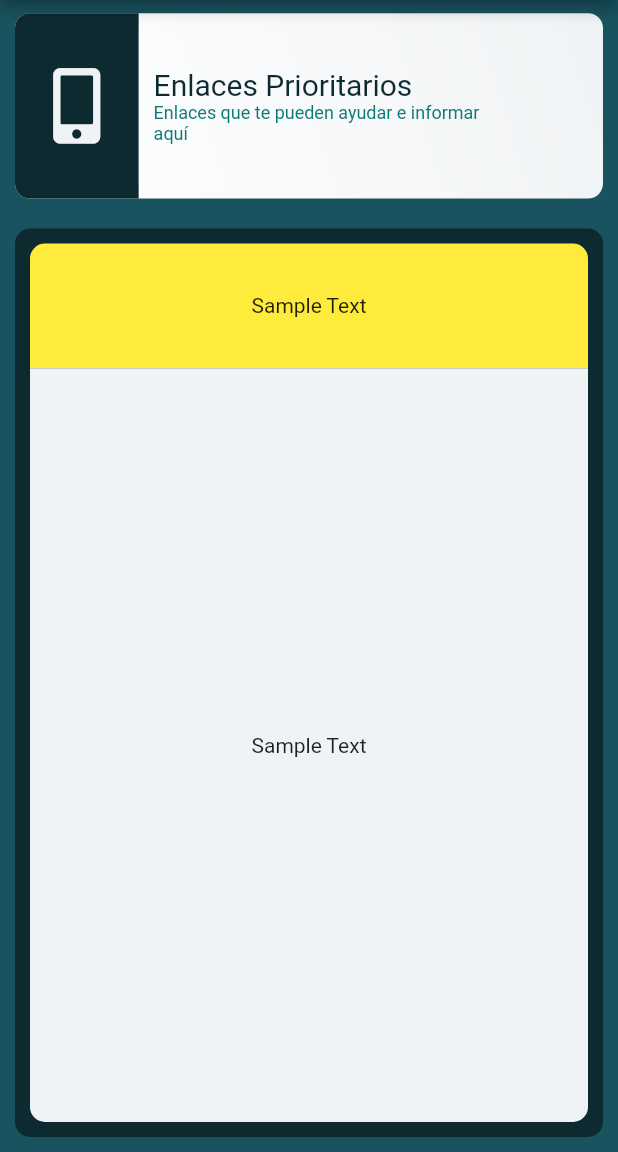
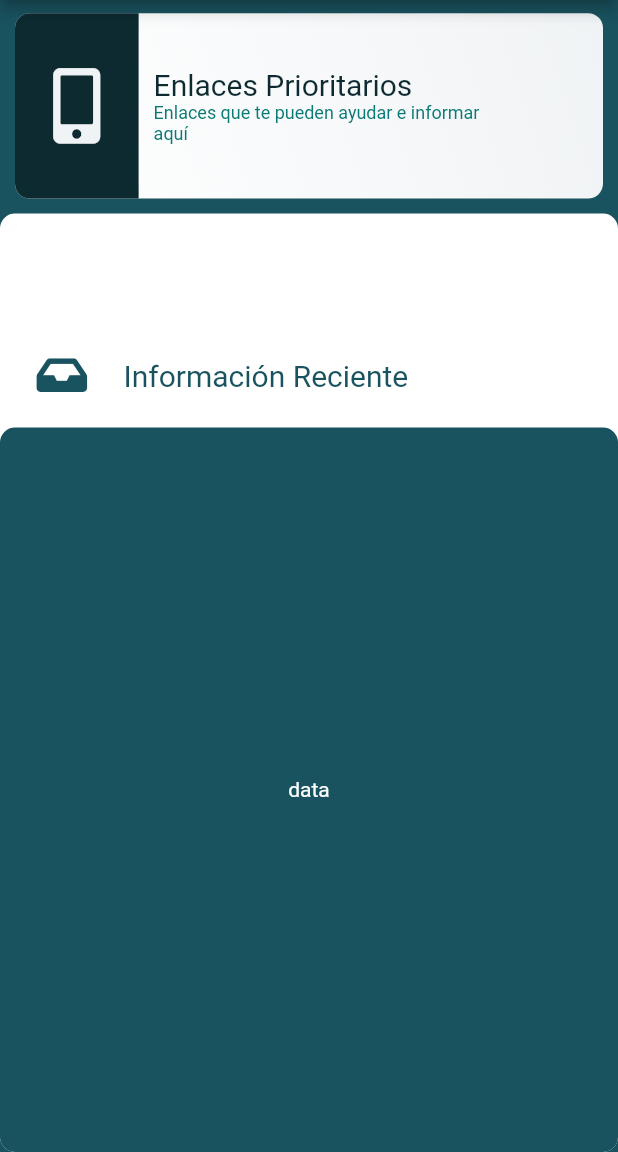
Before and after one commit to daniort/coviapp, a Flutter app: the screen it shows after launch, scrolled down 576 dp, on a phone screen of 412 x 824 dp, the part 84-1236 px from its top. Run offline on Flutter 3.47's test engine with Material 2 defaults, Android fonts, the phone set to English and light mode, and no system bars; our stand-ins replace font_awesome_flutter, google_fonts; missing offline and left inert: twitter_api; network calls fail.

Commit message:
listo body sin contiendio

```diff
--- a/lib/main.dart
+++ b/lib/main.dart
@@ -1,5 +1,8 @@
+import 'dart:convert';
+
 import 'package:flutter/material.dart';
 import 'package:google_fonts/google_fonts.dart';
+import 'package:twitter_api/twitter_api.dart';
 import 'package:font_awesome_flutter/font_awesome_flutter.dart';
 
 void main() => runApp(MyApp());
@@ -40,7 +43,7 @@ class _MyHomePageState extends State<MyHomePage> {
               SliverAppBar(
                 //backgroundColor:  Color(0xff19535f),
                 expandedHeight: 200.0,
-                floating: false,
+                floating: true,
                 pinned: true,
                 snap: false,
                 flexibleSpace: FlexibleSpaceBar(
@@ -61,6 +64,9 @@ class _MyHomePageState extends State<MyHomePage> {
                   Padding(
                     padding: const EdgeInsets.all(10.0),
                     child: InkWell(
+                      onTap: () {
+                        res();
+                      },
                       child: Container(
                         height: ((MediaQuery.of(context).size.height) * .15),
                         width: ((MediaQuery.of(context).size.width)),
@@ -346,12 +352,11 @@ class _MyHomePageState extends State<MyHomePage> {
               )
             ];
           },
-          body: Padding(
-            padding: const EdgeInsets.all(10.0),
-            child: Container(
+          body: Container(
             decoration: BoxDecoration(
                 borderRadius: BorderRadius.circular(10),
-                color: Color(0xff0d2a31),
+                //color: Color(0xff0d2a31),
+                color: Colors.white
             ),
             child: Column(
               crossAxisAlignment: CrossAxisAlignment.end,
@@ -360,7 +365,6 @@ class _MyHomePageState extends State<MyHomePage> {
                 Expanded(
                   flex: 2,
                   child: Padding(
-                      //padding: const EdgeInsets.all(10.0),
                     padding:
                         EdgeInsets.only(top: 10.0, left: 10.0, right: 10.0),
                     child: Container(
@@ -369,36 +373,117 @@ class _MyHomePageState extends State<MyHomePage> {
                           topLeft: Radius.circular(10.0),
                           topRight: Radius.circular(10.0),
                         ),
-                            color: Colors.yellow),
-                        child: Center(
-                          child: Text("Sample Text"),
                       ),
                     ),
                   ),
                 ),
                 Expanded(
-                    flex: 11,
-                    child: Padding(
-                      padding: EdgeInsets.only(
-                          bottom: 10.0, left: 10.0, right: 10.0),
+                  flex: 15,
                   child: Container(
+                    width: ((MediaQuery.of(context).size.width)),
+                    decoration: BoxDecoration(
+                      borderRadius: BorderRadius.circular(10),
+                    ),
+                    child: Column(
+                      children: <Widget>[
+                        Expanded(
+                            flex: 1,
+                            child: Row(
+                              children: <Widget>[
+                                Container(
+                                  width: ((MediaQuery.of(context).size.width) *
+                                      .20),
                                   decoration: BoxDecoration(
                                     borderRadius: BorderRadius.only(
-                            bottomLeft: Radius.circular(10.0),
-                            bottomRight: Radius.circular(10.0),
-                          ),
-                          color: Color(0xfff0f3f5),
+                                        topLeft: Radius.circular(10.0),
+                                        bottomLeft: Radius.circular(10.0)),
                                   ),
                                   child: Center(
-                          child: Text("Sample Text"),
+                                    child: FaIcon(
+                                      FontAwesomeIcons.inbox,
+                                      color: Color(0xff19535f),
+                                      size: 30.0,
                                     ),
+                                  ),
+                                ),
+                                Container(
+                                  decoration: BoxDecoration(
+                                    borderRadius: BorderRadius.circular(10),
+                                  ),
+                                  child: Center(
+                                    child: Text('Información Reciente',
+                                        style: GoogleFonts.doHyeon(
+                                            color: Color(0xff19535f),
+                                            fontSize: 20.0)),
+                                  ),
+                                ),
+                              ],
+                            )),
+                        Expanded(
+                          flex: 7,
+                          child: Container(
+                            width: ((MediaQuery.of(context).size.width)),
+                            decoration: BoxDecoration(
+                              borderRadius: BorderRadius.circular(10),
+                              //color: Color(0xfff0f3f5),
+                              color: Color(0xff19535f),
+                            ),
+                            child: Center(child: Text('data',style: TextStyle(color: Colors.white),)),
+                          ),
+                        ),
+                      ],
                     ),
                   ),
                 ),
               ],
             ),
-            ),
           )),
     );
   }
+
+  Future res() async {
+    print('hola');
+
+    // Setting placeholder api keys
+    String consumerApiKey = "ABC";
+    String consumerApiSecret = "ABC";
+    String accessToken = "ABC";
+    String accessTokenSecret = "ABC";
+
+    // Creating the twitterApi Object with the secret and public keys
+    // These keys are generated from the twitter developer page
+    // Dont share the keys with anyone
+    final _twitterOauth = new twitterApi(
+        consumerKey: consumerApiKey,
+        consumerSecret: consumerApiSecret,
+        token: accessToken,
+        tokenSecret: accessTokenSecret);
+
+    // Make the request to twitter
+    Future twitterRequest = _twitterOauth.getTwitterRequest(
+      // Http Method
+      "GET",
+      // Endpoint you are trying to reach
+      "statuses/user_timeline.json",
+      // The options for the request
+      options: {
+        "user_id": "19025957",
+        "screen_name": "TTCnotices",
+        "count": "20",
+        "trim_user": "true",
+        "tweet_mode": "extended", // Used to prevent truncating tweets
+      },
+    );
+
+    // Wait for the future to finish
+    var res = await twitterRequest;
+
+    // Print off the response
+    print(res.statusCode);
+    print(res.body);
+
+    // Convert the string response into something more useable
+    var tweets = json.decode(res.body);
+    print(tweets);
   }
+}
--- a/pubspec.yaml
+++ b/pubspec.yaml
@@ -13,6 +13,7 @@ dependencies:
   url_launcher: ^5.4.1
   font_awesome_flutter: ^8.5.0
   google_fonts: ^0.3.10
+  twitter_api: ^0.1.2
 
 dev_dependencies:
   flutter_test:
```
Also changed, not shown: pubspec.lock. Lines whose indentation alone changed are shown as unchanged.
